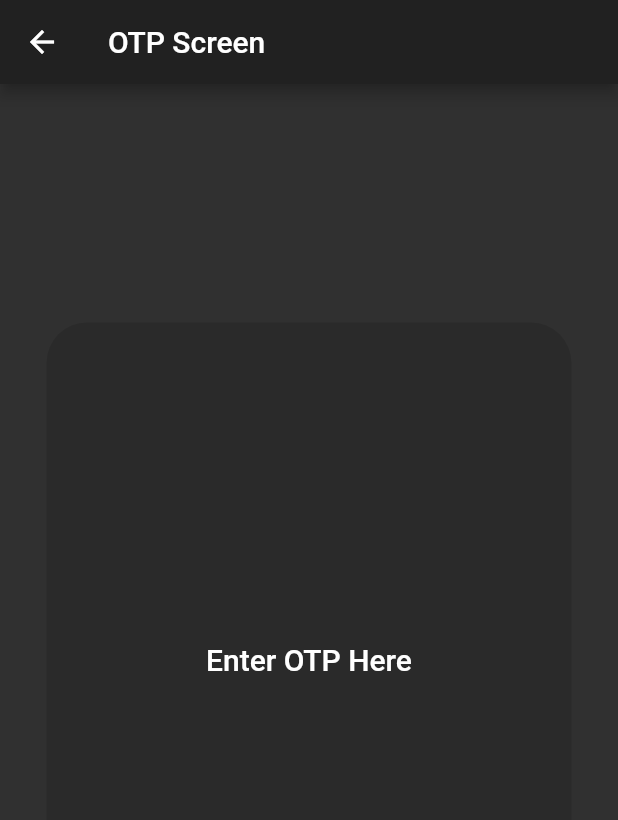
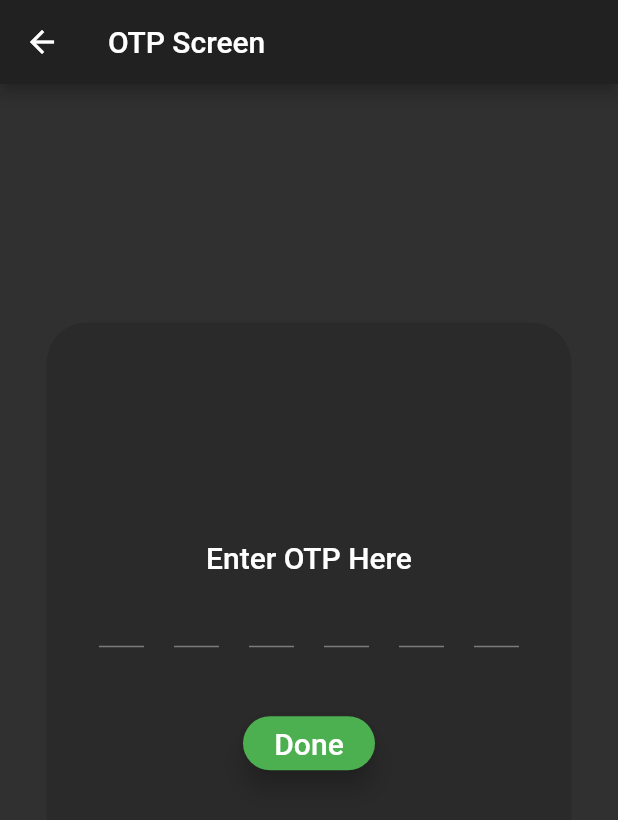
Before and after one commit to abhirup-deb/Policy_Selector, a Flutter app: the OTP screen opened directly, on a phone screen of 412 x 824 dp. Shown: the top 820 px of the screen. Run offline on Flutter 3.47's test engine with Material 2 defaults, Android fonts, the light colour scheme and no system bars.

Commit message:
OTP screen completed

```diff
--- a/lib/main.dart
+++ b/lib/main.dart
@@ -3,6 +3,7 @@ import 'package:policy_maker/screens/home.dart';
 import 'package:policy_maker/screens/C_Signin.dart';
 import 'package:policy_maker/screens/User_Signin.dart';
 import 'package:policy_maker/screens/PMkr_Signin.dart';
+import 'package:policy_maker/screens/OTP.dart';
 
 void main() => runApp(MyApp());
 
@@ -20,6 +21,7 @@ class MyApp extends StatelessWidget {
         C_Signin.id: (context) => C_Signin(),
         PMkr_Signin.id: (context) => PMkr_Signin(),
         User_Signin.id: (context) => User_Signin(),
+       OTP.id: (context) => OTP(),
      },
     );
   }
--- a/lib/screens/OTP.dart
+++ b/lib/screens/OTP.dart
@@ -20,12 +20,67 @@ class _OTPState extends State<OTP>{
             mainAxisAlignment: MainAxisAlignment.center,
             children: <Widget>[
               Text('Enter OTP Here',style: TextStyle(fontSize: 20.0,fontWeight: FontWeight.w500,),),
+
               Row(
+                mainAxisAlignment: MainAxisAlignment.center,
                 children: <Widget>[
-                  Container(),
+                  SizedBox(width: 20.0,),
+                  Container(
+                    height: 50,
+                    width: 30,
+                      child: TextField(style: TextStyle(color: Colors.white70),textAlign: TextAlign.center,)
+                  ),
+                  SizedBox(
+                    width: 20.0,
+                  ),
+                  Container(
+                      height: 50,
+                      width: 30,
+                      child: TextField(style: TextStyle(color: Colors.white70),textAlign: TextAlign.center,)
+                  ),
+                  SizedBox(
+                    width: 20.0,
+                  ),
+                  Container(
+                      height: 50,
+                      width: 30,
+                      child: TextField(style: TextStyle(color: Colors.white70),textAlign: TextAlign.center,)
+                  ),
+                  SizedBox(
+                    width: 20.0,
+                  ),
+                  Container(
+                      height: 50,
+                      width: 30,
+                      child: TextField(style: TextStyle(color: Colors.white70),textAlign: TextAlign.center,)
+                  ),
+                  SizedBox(
+                    width: 20.0,
+                  ),
+                  Container(
+                      height: 50,
+                      width: 30,
+                      child: TextField(style: TextStyle(color: Colors.white70),textAlign: TextAlign.center,)
+                  ),
+                  SizedBox(
+                    width: 20.0,
+                  ),
+                  Container(
+                      height: 50,
+                      width: 30,
+                      child: TextField(style: TextStyle(color: Colors.white70),textAlign: TextAlign.center,)
+                  ),
+                  SizedBox(
+                    width: 20.0,
+                  ),
+
                 ],
               ),
 
+              SizedBox(height: 38.0,),
+
+              RaisedButton(onPressed: (){},
+                child: Text('Done',style: TextStyle(fontSize: 20.0),),color: Colors.green,elevation: 7.0,shape: RoundedRectangleBorder(borderRadius: BorderRadius.circular(38.0),),),
 
             ],
           ),
--- a/lib/screens/User_Signin.dart
+++ b/lib/screens/User_Signin.dart
@@ -1,5 +1,6 @@
 import 'package:flutter/material.dart';
 import 'package:policy_maker/screens/OTP.dart';
+
 class User_Signin extends StatefulWidget{
   static const String id = 'USignin';
   @override
--- a/lib/screens/home.dart
+++ b/lib/screens/home.dart
@@ -21,7 +21,7 @@ class _HomePageState extends State<HomePage>{
 
           children: <Widget>[
             SizedBox(child: RaisedButton(onPressed: (){
-              Navigator.pushNamed(context, C_Signin.id,);
+              Navigator.pushNamed(context, C_Signin.id);
             },child: Text('Commissioner',style: TextStyle(fontSize: 20.0),),color: Colors.orangeAccent,elevation: 7.0,shape: RoundedRectangleBorder(borderRadius: BorderRadius.circular(38.0),),),
               height: 50.0,width: 190.0,),
             SizedBox(
```
